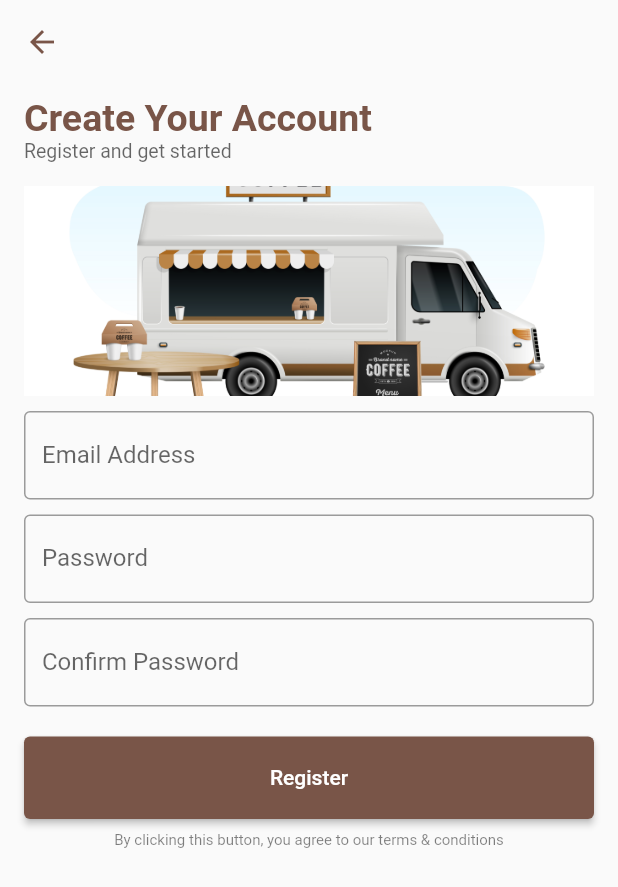
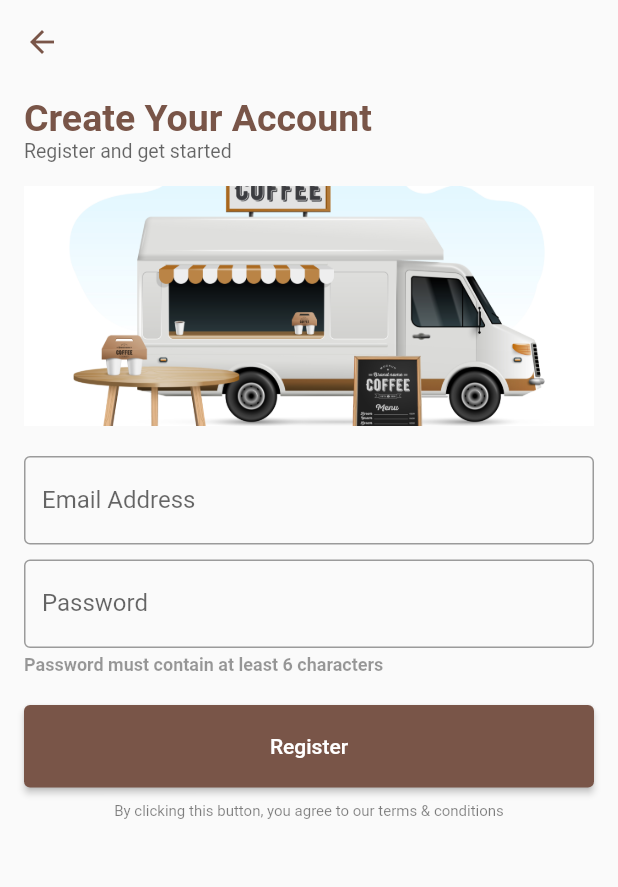
Before and after one commit to KosiChukwukwe/CoffeeApp_ui, a Flutter app: the screen it shows after launch, after a tap on "Register", on a phone screen of 412 x 824 dp. Shown: the top 887 px of the screen. Run offline on Flutter 3.47's test engine with Material 2 defaults, Android fonts, the phone set to English and light mode, and no system bars; our stand-ins replace firebase_auth, firebase_core, gap; accounts and stored records are empty.

Commit message:
so many changes made

```diff
--- a/lib/main.dart
+++ b/lib/main.dart
@@ -1,10 +1,15 @@
 import 'package:flutter/material.dart';
 //import 'package:flutter_native_splash/flutter_native_splash.dart';
 import 'package:week6_tast_two/screens/onboarding_screen.dart';
+import 'package:firebase_core/firebase_core.dart';
+import 'firebase_options.dart';
 
-void main() {
-  // WidgetsBinding widgetsBinding = WidgetsFlutterBinding.ensureInitialized();
-  // FlutterNativeSplash.preserve(widgetsBinding: widgetsBinding);
+
+void main() async {
+  WidgetsFlutterBinding.ensureInitialized();
+  await Firebase.initializeApp(
+    options: DefaultFirebaseOptions.currentPlatform,
+  );
   runApp(const MyApp());
 }
 
--- a/lib/screens/register_screen.dart
+++ b/lib/screens/register_screen.dart
@@ -1,6 +1,8 @@
 import 'package:flutter/material.dart';
 import 'package:gap/gap.dart';
 import 'package:week6_tast_two/screens/login_screen.dart';
+
+import '../logic/auth.dart';
 
 
 
@@ -12,6 +14,10 @@ class RegisterScreen extends StatefulWidget {
 }
 
 class _RegisterScreenState extends State<RegisterScreen> {
+
+  TextEditingController emailController = TextEditingController();
+  TextEditingController passwordController = TextEditingController();
+  Auth auth = Auth();
   @override
   Widget build(BuildContext context) {
     return Scaffold(
@@ -49,7 +55,7 @@ class _RegisterScreenState extends State<RegisterScreen> {
                         ),
                         const Gap(16),
                         Container(
-                          height: 140,
+                          height: 160,
                           decoration: const BoxDecoration(
                             color: Colors.transparent,
                             //borderRadius: BorderRadius.all(Radius.circular(40)),
@@ -59,8 +65,9 @@ class _RegisterScreenState extends State<RegisterScreen> {
                             ),
                           ),
                         ),
-                        const Gap(10),
+                        const Gap(20),
                         TextFormField(
+                          controller: emailController,
                           decoration: const InputDecoration(
                             border: OutlineInputBorder(),
                             labelText: 'Email Address',
@@ -69,6 +76,7 @@ class _RegisterScreenState extends State<RegisterScreen> {
                         ),
                         const Gap(10),
                         TextFormField(
+                          controller: passwordController,
                           obscureText: true,
                           decoration: const InputDecoration(
                             border: OutlineInputBorder(),
@@ -76,13 +84,13 @@ class _RegisterScreenState extends State<RegisterScreen> {
                             hintText: 'Enter Password',
                           ),
                         ),
-                        const Gap(10),
-                        TextFormField(
-                          obscureText: true,
-                          decoration: const InputDecoration(
-                            border: OutlineInputBorder(),
-                            labelText: 'Confirm Password',
-                            hintText: 'Enter Password again',
+                        const Gap(4),
+                        Text(
+                          'Password must contain at least 6 characters',
+                          style: TextStyle(
+                            fontWeight: FontWeight.w600,
+                            fontSize: 12,
+                            color: Colors.black.withOpacity(0.4),
                           ),
                         ),
                         const Gap(20),
@@ -90,7 +98,10 @@ class _RegisterScreenState extends State<RegisterScreen> {
                           height: 55,
                           width: double.infinity,
                           child: ElevatedButton(
-                            onPressed: () {
+                            onPressed: () async {
+                              await auth.register(
+                                email: emailController.text,
+                                password: passwordController.text,);
                               Navigator.push(
                                   context,
                                   MaterialPageRoute(builder: (context) => const LoginScreen()));
@@ -102,7 +113,7 @@ class _RegisterScreenState extends State<RegisterScreen> {
                             child: const Text("Register"),
                           ),
                         ),
-                        const Gap(8),
+                        const Gap(10),
                         Center(
                           child: Text(
                             'By clicking this button, you agree to our terms & conditions',
--- /dev/null
+++ b/lib/utils/failure.dart
@@ -0,0 +1,11 @@
+class Failure {
+  final String? message;
+
+  Failure({this.message});
+
+  @override
+  String toString() {
+    return this.message!;
+  }
+
+}
--- a/pubspec.yaml
+++ b/pubspec.yaml
@@ -38,6 +38,8 @@ dependencies:
   cupertino_icons: ^1.0.2
   flutter_native_splash: ^2.2.13
   gap: ^2.0.0
+  firebase_core: ^2.1.1
+  firebase_auth: ^4.1.1
 
 dev_dependencies:
   flutter_test:
```
Also changed, not shown: lib/logic/auth.dart (added, +62 -0 lines), lib/screens/forgot_password_screen.dart (+19 -3 lines), lib/screens/login_screen.dart (+11 -1 lines), lib/screens/reset_password.dart (added, +112 -0 lines), lib/firebase_options.dart (added), pubspec.lock, 6 other files.
